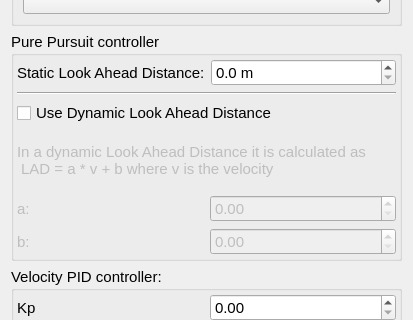
tud-hri/joan, file modules/npccontrollermanager/npc_controllers/ui/pure_pursuit_settings_ui.ui: the form before one commit; both pictures show x 0 to 413 and y 97 to 417 of the 413 by 500 pixel window.
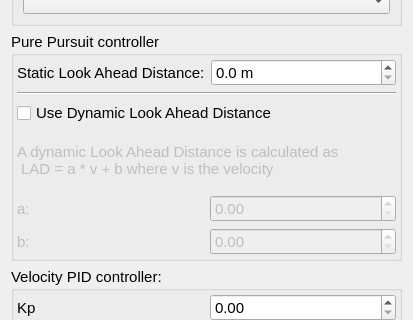
The form after the commit.

Commit message: minor textual change in controller settings window

The edit to the form file:
```diff
--- a/modules/npccontrollermanager/npc_controllers/ui/pure_pursuit_settings_ui.ui
+++ b/modules/npccontrollermanager/npc_controllers/ui/pure_pursuit_settings_ui.ui
@@ -116,7 +116,7 @@
          <bool>false</bool>
         </property>
         <property name="text">
-         <string>In a dynamic Look Ahead Distance it is calculated as 
+         <string>A dynamic Look Ahead Distance is calculated as 
  LAD = a * v + b where v is the velocity </string>
         </property>
         <property name="wordWrap">
```
